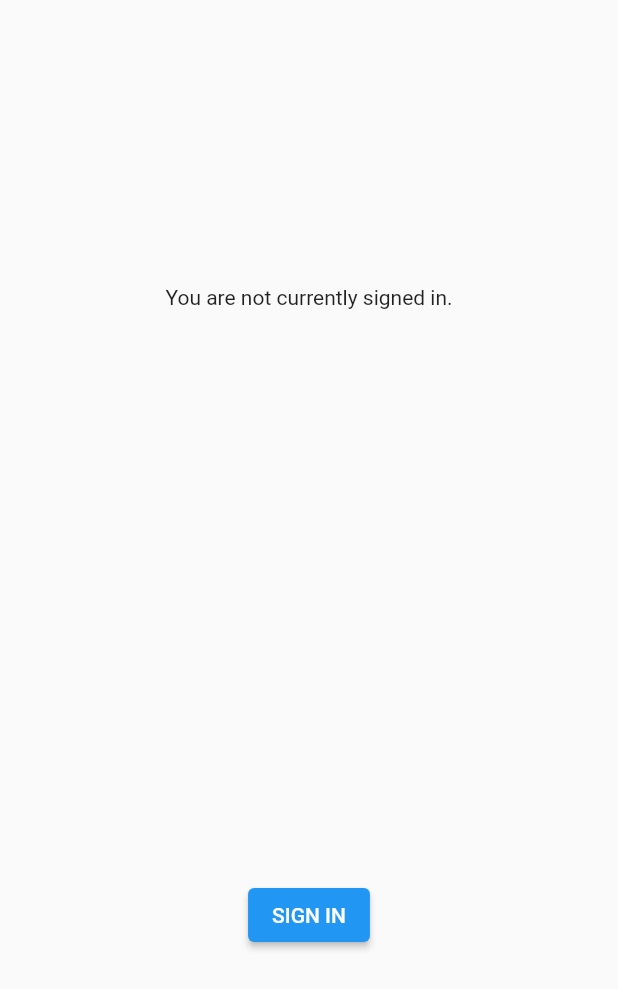
After one commit to lSenichl/mospolytech-education-mobile-dev-2021-1, a Flutter app: the Lab04 screen opened directly, on a phone screen of 412 x 824 dp. The commit adds this screen. Shown: the top 989 px of the screen. Run offline on Flutter 3.47's test engine with Material 2 defaults, Android fonts, the phone set to English and light mode, and no system bars; our stand-ins replace chewie, flutter_html, google_sign_in, sleek_circular_slider, syncfusion_flutter_sliders, video_player and 1 more; missing offline and left inert: camera_camera, flutter_file_dialog.

Commit message:
Lab04 and Lab05 complete

```diff
--- /dev/null
+++ b/lib/Labs/lab04.dart
@@ -0,0 +1,82 @@
+import 'dart:async';
+import 'package:flutter/material.dart';
+import 'package:google_sign_in/google_sign_in.dart';
+
+GoogleSignIn _googleSignIn = GoogleSignIn(
+  scopes: <String>[
+    'email',
+    'https://www.googleapis.com/auth/contacts.readonly',
+  ],
+);
+
+class Lab04 extends StatefulWidget {
+  @override
+  State createState() => Lab04State();
+}
+
+class Lab04State extends State<Lab04> {
+  GoogleSignInAccount _currentUser;
+
+  @override
+  void initState() {
+    super.initState();
+    _googleSignIn.onCurrentUserChanged.listen((GoogleSignInAccount account) {
+      setState(() {
+        _currentUser = account;
+      });
+      if (_currentUser != null) {}
+    });
+    _googleSignIn.signInSilently();
+  }
+
+  Future<void> _handleSignIn() async {
+    try {
+      await _googleSignIn.signIn();
+    } catch (error) {
+      print(error);
+    }
+  }
+
+  Future<void> _handleSignOut() => _googleSignIn.disconnect();
+
+  Widget _buildBody() {
+    if (_currentUser != null) {
+      return Column(
+        mainAxisAlignment: MainAxisAlignment.spaceEvenly,
+        children: <Widget>[
+          ListTile(
+            leading: GoogleUserCircleAvatar(
+              identity: _currentUser,
+            ),
+            title: Text(_currentUser.displayName ?? ''),
+            subtitle: Text(_currentUser.email ?? ''),
+          ),
+          ElevatedButton(
+            child: const Text('SIGN OUT'),
+            onPressed: _handleSignOut,
+          ),
+        ],
+      );
+    } else {
+      return Column(
+        mainAxisAlignment: MainAxisAlignment.spaceAround,
+        children: <Widget>[
+          const Text("You are not currently signed in."),
+          ElevatedButton(
+            child: const Text('SIGN IN'),
+            onPressed: _handleSignIn,
+          ),
+        ],
+      );
+    }
+  }
+
+  @override
+  Widget build(BuildContext context) {
+    return Scaffold(
+        body: ConstrainedBox(
+      constraints: const BoxConstraints.expand(),
+      child: _buildBody(),
+    ));
+  }
+}
--- a/pubspec.yaml
+++ b/pubspec.yaml
@@ -33,8 +33,9 @@ dependencies:
   webview_flutter:
   http:
   flutter_html:
-  camera_camera: ^1.0.34+1
-  camera: ^0.7.0+2
+  camera_camera:
+  camera:
+  google_sign_in:
 
 
   # The following adds the Cupertino Icons font to your application.
```
Also changed, not shown: lib/Labs/lab05.dart (added, +321 -0 lines), lib/Labs/labDop01.dart (deleted, +0 -24 lines), lib/main.dart (+5 -18 lines), pubspec.lock, 4 other files.
